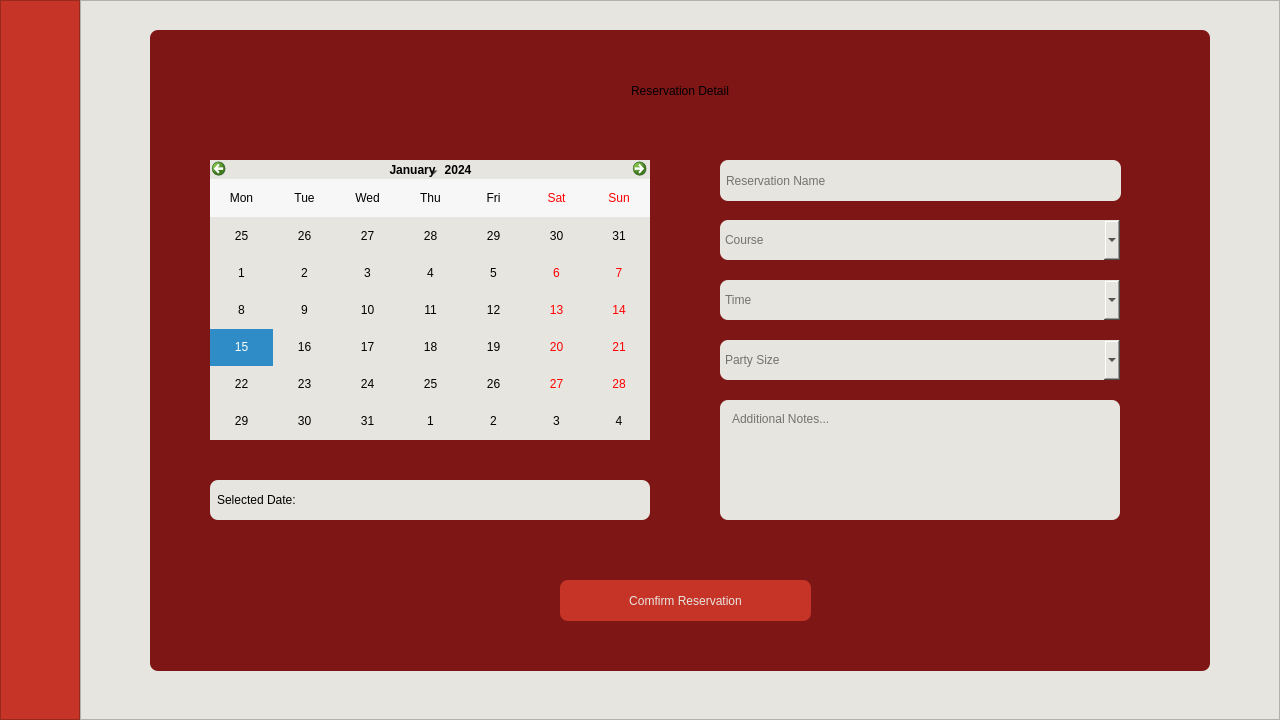
Before: the Qt Designer form app/gui/reservation/reservation.ui in chananon-n/FineCuisine, drawn with Qt 5.
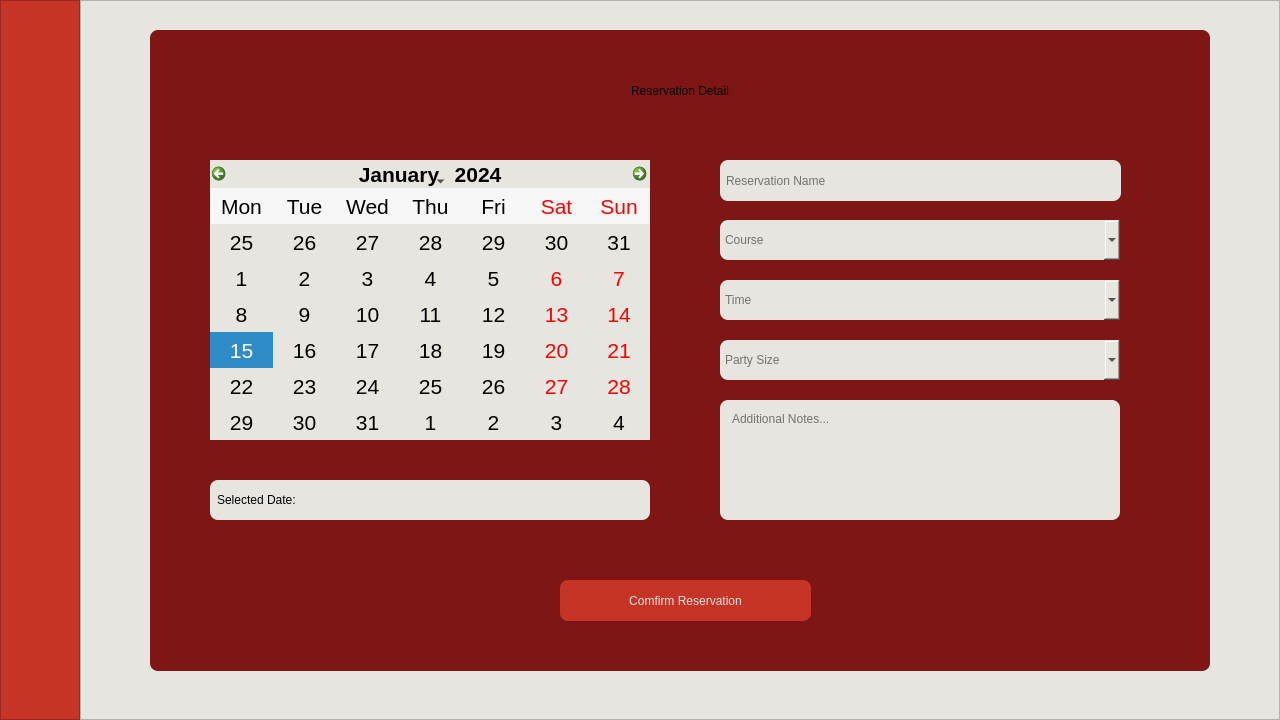
After: the same form once the commit is applied. Icons and pictures are not drawn.

Patch:
```diff
--- a/app/gui/reservation/reservation.ui
+++ b/app/gui/reservation/reservation.ui
@@ -283,6 +283,11 @@
              <height>280</height>
             </rect>
            </property>
+           <property name="font">
+            <font>
+             <pointsize>16</pointsize>
+            </font>
+           </property>
            <property name="styleSheet">
             <string notr="true">background-color: #E7E5DF;
 color: rgb(0, 0, 0);
```
Left out of the diff: 3 changed lines with no effect on the pictures.
